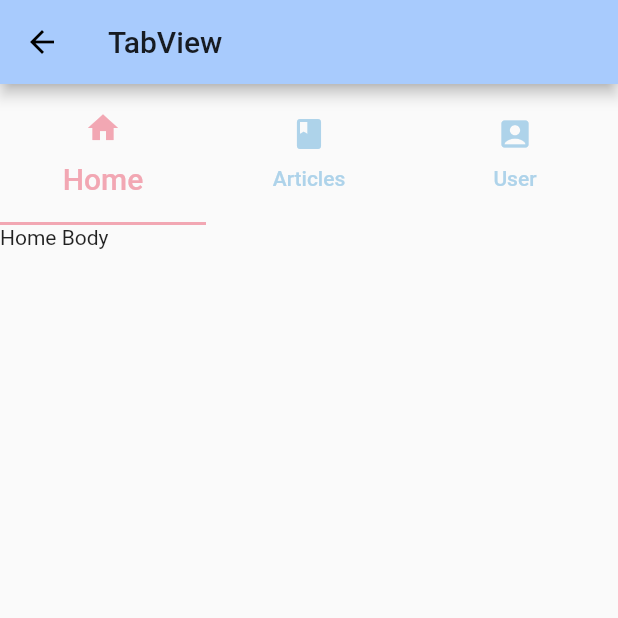
After one commit to FlutterOpen/flutter-widgets, a Flutter app: the TabBarViewPage screen opened by its route, on a phone screen of 412 x 824 dp, the top half of it. The commit adds this screen. Run offline on Flutter 3.47's test engine with Material 2 defaults, Android fonts, the phone set to English and light mode, and no system bars.

Commit message:
comply the tab bar view.

```diff
--- a/lib/const/page_item_const.dart
+++ b/lib/const/page_item_const.dart
@@ -62,4 +62,9 @@ const PAGE_ITEMS = [
     "img": PageImage.FLUTTER_OPEN,
     "click": PageName.BOTTOM_NAV_BAR,
   },
+  {
+    "title": PageName.TAB_VIEW,
+    "img": PageImage.FLUTTER_OPEN,
+    "click": PageName.TAB_VIEW,
+  },
 ];
--- a/lib/const/page_name_const.dart
+++ b/lib/const/page_name_const.dart
@@ -15,4 +15,5 @@ class PageName {
   static const FLUTTER_LOGO = "FlutterLogo";
   static const PLACE_HOLDER = "PlaceHolder";
   static const BOTTOM_NAV_BAR = "BottomNavigationBar";
+  static const TAB_VIEW = "TabView";
 }
--- a/lib/main.dart
+++ b/lib/main.dart
@@ -30,6 +30,7 @@ class FlutterOpenApp extends StatelessWidget {
         PageName.FLUTTER_LOGO: (context) => FlutterLogoPage(),
         PageName.PLACE_HOLDER: (context) => PlaceHolderPage(),
         PageName.BOTTOM_NAV_BAR: (context) => BottomNavBarPage(),
+        PageName.TAB_VIEW: (context) => TabBarViewPage(),
       },
     );
   }
--- a/lib/page/_page.dart
+++ b/lib/page/_page.dart
@@ -16,3 +16,4 @@ export 'scaffold/scaffold_page.dart';
 export 'flutterlogo/flutter_logo_page.dart';
 export 'placeholder/place_holder_page.dart';
 export 'bottomnavbar/bottom_navigation_bar_page.dart';
+export 'tabview/tab_bar_view_page.dart';
--- /dev/null
+++ b/lib/page/tabview/tab_bar_view_page.dart
@@ -0,0 +1,201 @@
+///
+/// Created by NieBin on 2019/1/13
+/// Github: https://github.com/nb312
+/// Email: niebin312@gmail.com
+
+import "package:flutter/material.dart";
+import 'package:flutter_widgets/const/_const.dart';
+
+class TabBarViewPage extends StatefulWidget {
+  @override
+  _TabBarViewState createState() => _TabBarViewState();
+}
+
+class _TabBarViewState extends State<TabBarViewPage>
+    with SingleTickerProviderStateMixin {
+  List<Widget> _textTab() => [
+        Tab(text: "Home"),
+        Tab(text: "Articles"),
+        Tab(text: "User"),
+      ];
+
+  List<Widget> _tabTwoParameters() => [
+        Tab(
+          text: "Home",
+          icon: Icon(Icons.home),
+        ),
+        Tab(text: "Articles", icon: Icon(Icons.book)),
+        Tab(
+          text: "User",
+          icon: Icon(Icons.account_box),
+        ),
+      ];
+
+  List<Widget> _tabChildParameters() => [
+        Tab(
+          child: Container(
+            alignment: Alignment.center,
+            constraints: BoxConstraints.expand(),
+            color: YELLOW,
+            child: Text("Home"),
+          ),
+        ),
+        Tab(
+          child: Container(
+            alignment: Alignment.center,
+            constraints: BoxConstraints.expand(),
+            color: BLUE_DEEP,
+            child: Text("Articles"),
+          ),
+        ),
+        Tab(
+          child: Container(
+            alignment: Alignment.center,
+            constraints: BoxConstraints.expand(),
+            color: BLUE,
+            child: Text("User"),
+          ),
+        ),
+      ];
+
+  List<Widget> _tabScroll() => [
+        Tab(
+          child: Container(
+            alignment: Alignment.center,
+            constraints: BoxConstraints.expand(width: 100),
+            color: YELLOW,
+            child: Text("Home"),
+          ),
+        ),
+        Tab(
+          child: Container(
+            alignment: Alignment.center,
+            constraints: BoxConstraints.expand(width: 100),
+            color: BLUE_DEEP,
+            child: Text("Articles"),
+          ),
+        ),
+        Tab(
+          child: Container(
+            alignment: Alignment.center,
+            constraints: BoxConstraints.expand(width: 100),
+            color: BLUE,
+            child: Text("User"),
+          ),
+        ),
+        Tab(
+          child: Container(
+            alignment: Alignment.center,
+            constraints: BoxConstraints.expand(width: 100),
+            color: GREEN,
+            child: Text("Add"),
+          ),
+        ),
+        Tab(
+          child: Container(
+            alignment: Alignment.center,
+            constraints: BoxConstraints.expand(width: 100),
+            color: BLUE_LIGHT,
+            child: Text("Post"),
+          ),
+        ),
+        Tab(
+          child: Container(
+            alignment: Alignment.center,
+            constraints: BoxConstraints.expand(width: 100),
+            color: PURPLE,
+            child: Text("Comments"),
+          ),
+        ),
+      ];
+
+  TabBar _tabBarIndicatorColor() => TabBar(
+        tabs: _tabTwoParameters(),
+        indicatorColor: BLUE,
+        indicatorWeight: 10,
+        indicatorSize: TabBarIndicatorSize.label,
+        indicatorPadding: EdgeInsets.symmetric(horizontal: 10),
+      );
+
+  TabBar _tabBarIndicatorUnder() => TabBar(
+        tabs: _tabTwoParameters(),
+        indicator: UnderlineTabIndicator(
+          borderSide: BorderSide(color: PURPLE, width: 4),
+          insets: EdgeInsets.symmetric(horizontal: 20),
+        ),
+      );
+
+  TabBar _tabBarIndicatorShape() => TabBar(
+        tabs: _tabTwoParameters(),
+        indicator: ShapeDecoration(
+          shape: BeveledRectangleBorder(
+              side: BorderSide(color: TEXT_BLACK),
+              borderRadius: BorderRadius.circular(30)),
+          gradient: SweepGradient(
+            colors: [YELLOW, PURPLE, RED, GREEN, BLUE],
+          ),
+        ),
+      );
+
+  TabBar _tabBarLabel() => TabBar(
+        tabs: _tabTwoParameters(),
+        labelColor: RED,
+        labelPadding: EdgeInsets.symmetric(vertical: 10),
+        labelStyle: TextStyle(fontSize: 20),
+        unselectedLabelColor: BLUE_LIGHT,
+        unselectedLabelStyle: TextStyle(fontSize: 14),
+        onTap: (index) {
+          var content = "";
+          switch (index) {
+            case 0:
+              content = "Home";
+              break;
+            case 1:
+              content = "Articles";
+              break;
+            case 2:
+              content = "User";
+              break;
+            default:
+              content = "Other";
+              break;
+          }
+          print("You are clicking the $content");
+        },
+      );
+
+  @override
+  Widget build(BuildContext context) {
+    return Scaffold(
+      appBar: AppBar(
+        title: Text(PageName.TAB_VIEW),
+      ),
+      body: DefaultTabController(
+        length: 3,
+        child: Column(
+          children: <Widget>[
+            Container(
+//              constraints: BoxConstraints.expand(height: 50),
+              child: _tabBarLabel(),
+            ),
+            Expanded(
+              child: Container(
+                child: TabBarView(children: [
+                  Container(
+                    child: Text("Home Body"),
+                  ),
+                  Container(
+                    child: Text("Articles Body"),
+                  ),
+                  Container(
+                    child: Text("User Body"),
+                  ),
+                ]),
+              ),
+            )
+          ],
+        ),
+      ),
+    );
+  }
+}
```
Also changed, not shown: doc/tabbarview/tab-bar-view-01.png (added).
